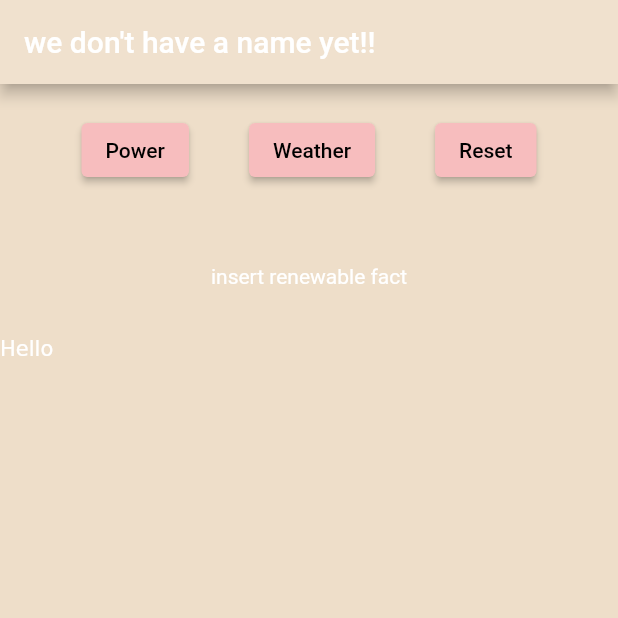
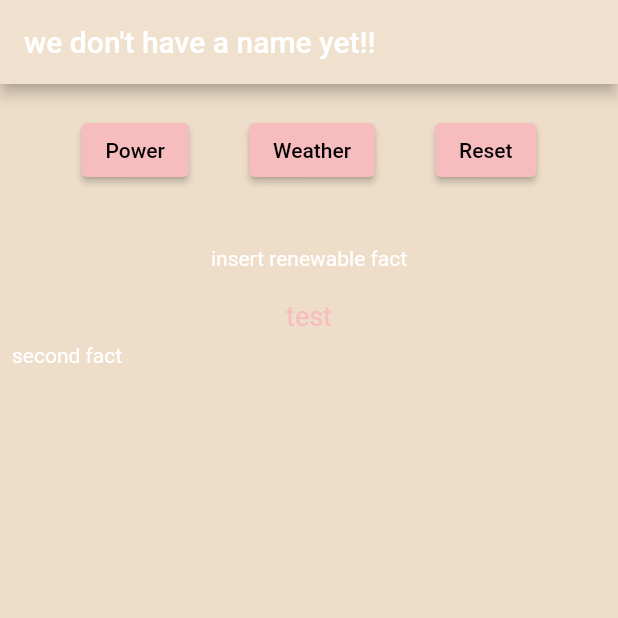
Before and after one commit to Kgo222/weceEOH_23, a Flutter app: the screen it shows after launch, on a phone screen of 412 x 824 dp, the top half of it. Run offline on Flutter 3.47's test engine with Material 2 defaults, Android fonts, the phone set to English and light mode, and no system bars; statements that could not run were skipped.

Commit message:
edited text

```diff
--- a/solar_axis_app/lib/homepage.dart
+++ b/solar_axis_app/lib/homepage.dart
@@ -24,6 +24,8 @@ class _HomePageState extends State<HomePage> {
       _counter++;
     });
   }
+
+  bool isClicked = false;
 
   @override
   Widget build(BuildContext context) {
@@ -108,18 +110,44 @@ class _HomePageState extends State<HomePage> {
               mainAxisAlignment: MainAxisAlignment.center,
               children:[
                 Container(
-                    padding: const EdgeInsets.all(32),
+                    color: AppColors.orange,
+                    padding: const EdgeInsets.all(20),
                     child: const Text(
                       'insert renewable fact',
-                      softWrap: true,
+                      //softWrap: true,
+                      //style:
                     ),
                 ),
               ], //children
             ),
-            RichText(
-              textAlign: TextAlign.center,
-              text: const TextSpan(text: 'Hello'),
-            )
+
+            Row(
+              mainAxisAlignment: MainAxisAlignment.center,
+              children:[
+                RichText(
+                  text: TextSpan(
+                    text: 'test',
+                    style: TextStyle(
+                        color: AppColors.pink, fontSize: 18),
+                  ),
+                  textAlign: TextAlign.center,
+                ),
+              ], //children
+            ),
+            GestureDetector(
+              onTap: () {
+                setState(() {
+                  // Toggle light when tapped.
+                  isClicked = !isClicked;
+                });
+              },
+              child: Container(
+                color: AppColors.orange,
+                padding: const EdgeInsets.all(8),
+                // Change button text when clicked.
+                child: Text(isClicked ? 'first fact' : 'second fact'),
+              ),
+            ),
           ],
         ), // This trailing comma makes auto-formatting nicer for build methods.
       ),
```
